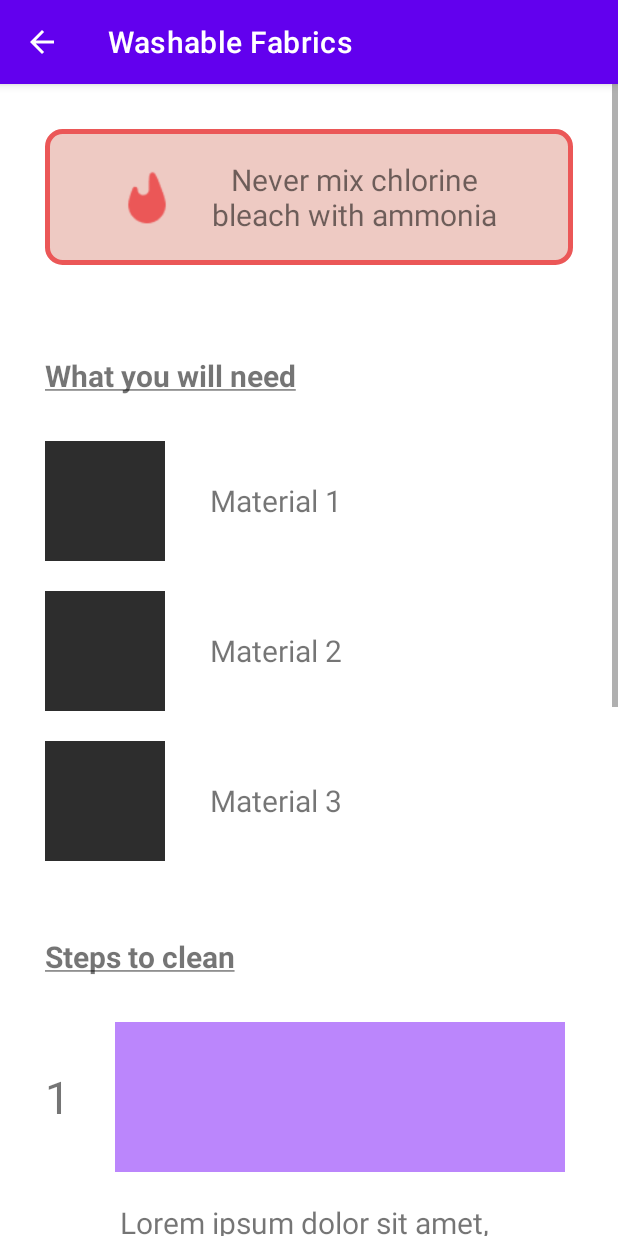
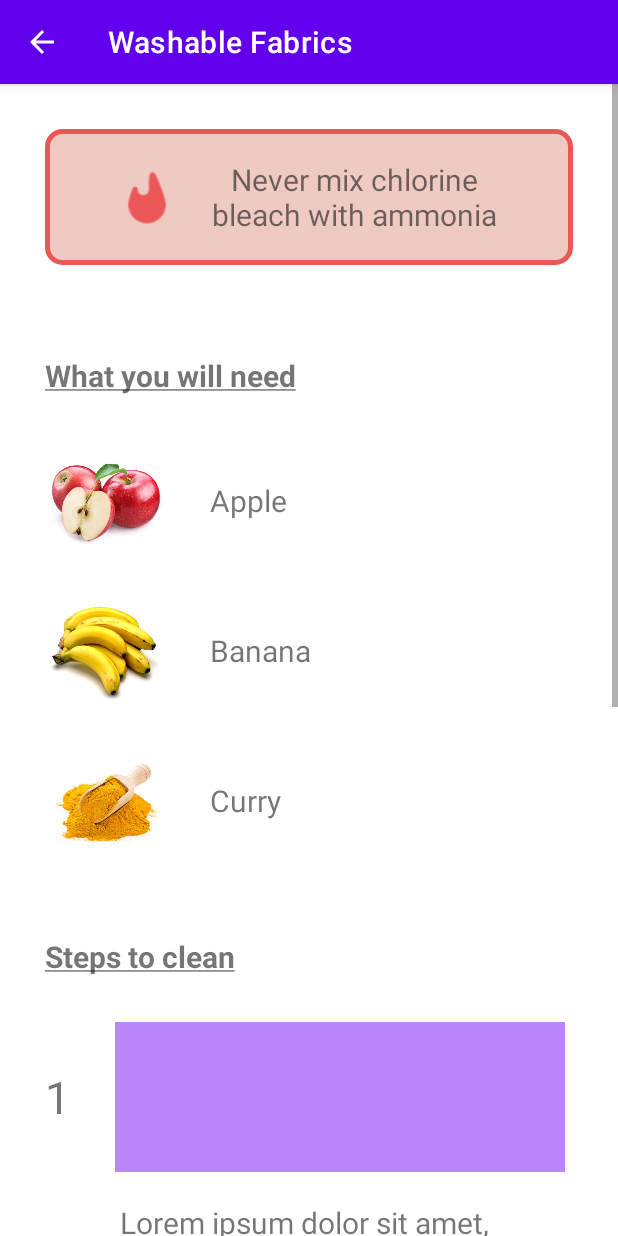
Before and after one commit to tonyjoo974/Stainless, an Android app: the Solution_Activity screen opened directly, with no data from a screen before it, on a phone screen of 412 x 824 dp. Run offline under Robolectric (Android 15) with nearby library versions, the light colour scheme and no system bars.

Commit message:
Add hardcoded material in solution page

```diff
--- a/app/src/main/java/edu/illinois/cs465/stainless/Solution_Activity.java
+++ b/app/src/main/java/edu/illinois/cs465/stainless/Solution_Activity.java
@@ -12,8 +12,11 @@ import android.view.View;
 import android.widget.Button;
 import android.widget.CompoundButton;
 import android.widget.ImageView;
+import android.widget.LinearLayout;
 import android.widget.TextView;
 import android.widget.ToggleButton;
+
+import java.util.ArrayList;
 
 public class Solution_Activity extends AppCompatActivity {
     @Override
@@ -28,7 +31,21 @@ public class Solution_Activity extends AppCompatActivity {
         // showing the back button in action bar
         actionBar.setDisplayHomeAsUpEnabled(true);
 
+        // mock material
+        ArrayList<Material> materials = new ArrayList<>();
+        materials.add(new Material("Apple", R.drawable.apple, this));
+        materials.add(new Material("Banana", R.drawable.banana, this, true));
+        materials.add(new Material("Curry", R.drawable.curry, this));
 
+        ArrayList<LinearLayout> materialLayouts = new ArrayList();
+        materialLayouts.add(findViewById(R.id.material1));
+        materialLayouts.add(findViewById(R.id.material2));
+        materialLayouts.add(findViewById(R.id.material3));
+
+        for (int i = 0; i < 3; i++) {
+            ((ImageView) materialLayouts.get(i).getChildAt(0)).setImageResource(materials.get(i).getThumbnail());
+            ((TextView) materialLayouts.get(i).getChildAt(1)).setText(materials.get(i).getName());
+        }
     }
 
 
--- a/app/src/main/res/layout/activity_solution.xml
+++ b/app/src/main/res/layout/activity_solution.xml
@@ -74,6 +74,7 @@
                 <!--this is just a placeholder-->
 
                 <LinearLayout
+                    android:id="@+id/material1"
                     android:layout_width="wrap_content"
                     android:layout_height="wrap_content"
                     android:orientation="horizontal"
@@ -98,6 +99,7 @@
                 </LinearLayout>
 
                 <LinearLayout
+                    android:id="@+id/material2"
                     android:layout_width="wrap_content"
                     android:layout_height="wrap_content"
                     android:orientation="horizontal"
@@ -122,6 +124,7 @@
                 </LinearLayout>
 
                 <LinearLayout
+                    android:id="@+id/material3"
                     android:layout_width="wrap_content"
                     android:layout_height="wrap_content"
                     android:orientation="horizontal"
```
Also changed, not shown: app/src/main/java/edu/illinois/cs465/stainless/bean/Inventory.java (deleted, +0 -49 lines).
